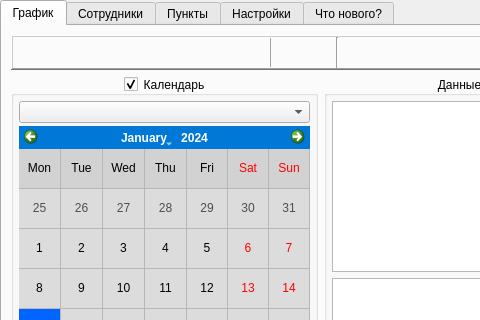
Qt form mainwindow.ui (The-Zealot/WBScheduleManager) before a commit; both pictures show x 0 to 480 and y 0 to 320 of the 607 by 490 pixel window.
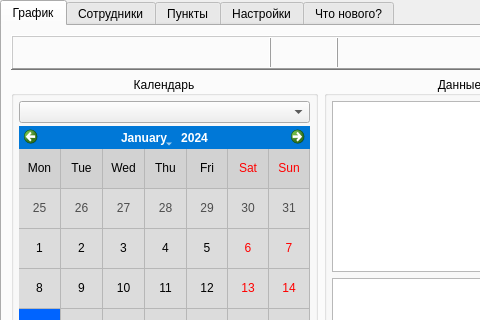
The same form after that commit. Icons and pictures are not drawn. Custom widgets are drawn as their Qt base class.

Commit message: Fixed toolTip in toolButtonPaymentGeneral

Diff of the .ui file:
```diff
--- a/mainwindow.ui
+++ b/mainwindow.ui
@@ -60,9 +60,6 @@
           <property name="flat">
            <bool>false</bool>
           </property>
-          <property name="checkable">
-           <bool>true</bool>
-          </property>
           <layout class="QGridLayout" name="gridLayout_6">
            <property name="leftMargin">
             <number>5</number>
@@ -527,6 +524,9 @@
            </item>
            <item>
             <widget class="Line" name="line_4">
+             <property name="frameShadow">
+              <enum>QFrame::Raised</enum>
+             </property>
              <property name="orientation">
               <enum>Qt::Vertical</enum>
              </property>
```
Left out of the diff: 4 changed lines with no effect on the pictures. The commit also changes 1 other file.
